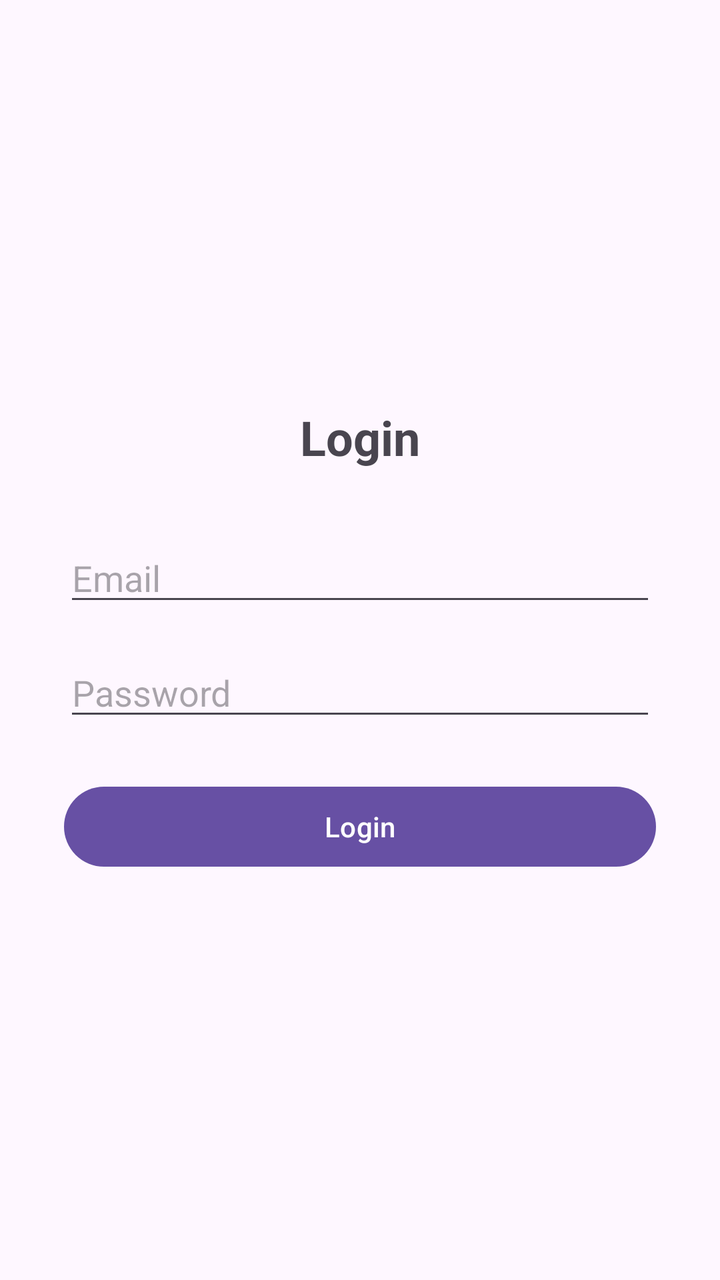
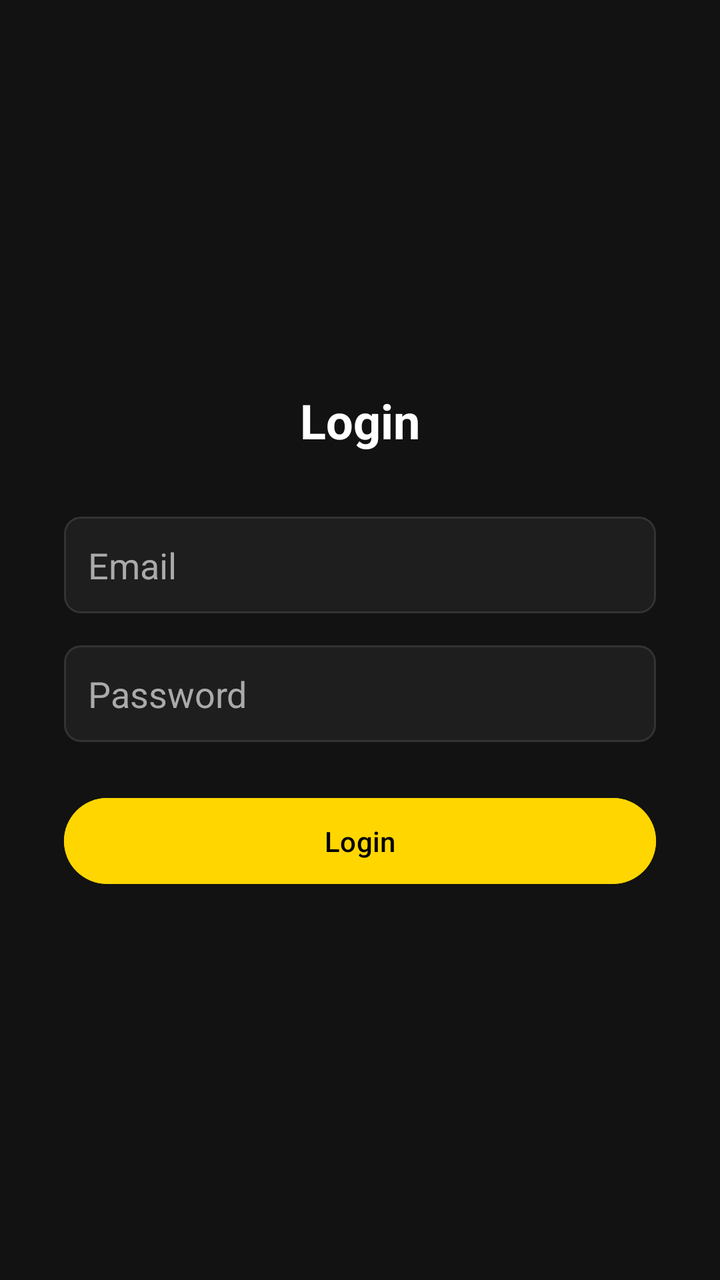

Before-and-after screenshots of an Android layout around one commit, followed by the original layout XML and the change that was made.
<!-- AndroidManifest.xml: application theme Theme.BookBorrow -->
<!-- res/layout/activity_login.xml -->
<?xml version="1.0" encoding="utf-8"?>
<LinearLayout xmlns:android="http://schemas.android.com/apk/res/android"
    android:id="@+id/login_root"
    android:layout_width="match_parent"
    android:layout_height="match_parent"
    android:orientation="vertical"
    android:gravity="center"
    android:padding="32dp">

    <TextView
        android:layout_width="wrap_content"
        android:layout_height="wrap_content"
        android:text="Login"
        android:textSize="24sp"
        android:textStyle="bold"
        android:layout_marginBottom="32dp" />

    <EditText
        android:id="@+id/etEmail"
        android:layout_width="match_parent"
        android:layout_height="wrap_content"
        android:hint="Email"
        android:inputType="textEmailAddress"
        android:layout_marginBottom="16dp" />

    <EditText
        android:id="@+id/etPassword"
        android:layout_width="match_parent"
        android:layout_height="wrap_content"
        android:hint="Password"
        android:inputType="textPassword"
        android:layout_marginBottom="24dp" />

    <Button
        android:id="@+id/btnLogin"
        android:layout_width="match_parent"
        android:layout_height="wrap_content"
        android:text="Login" />

</LinearLayout>
<!-- resources referenced by this layout -->
<resources>
  <style name="Theme.BookBorrow" parent="Base.Theme.BookBorrow" />
  <style name="Base.Theme.BookBorrow" parent="Theme.Material3.DayNight.NoActionBar">
          
          
      </style>
</resources>

<!-- the commit's change to res/layout/activity_login.xml (unified diff, before → after) -->
@@ -5,7 +5,8 @@
     android:layout_height="match_parent"
     android:orientation="vertical"
     android:gravity="center"
-    android:padding="32dp">
+    android:padding="32dp"
+    android:background="#121212">
 
     <TextView
         android:layout_width="wrap_content"
@@ -13,6 +14,7 @@
         android:text="Login"
         android:textSize="24sp"
         android:textStyle="bold"
+        android:textColor="#FFFFFF"
         android:layout_marginBottom="32dp" />
 
     <EditText
@@ -20,21 +22,33 @@
         android:layout_width="match_parent"
         android:layout_height="wrap_content"
         android:hint="Email"
+        android:textColor="#FFFFFF"
         android:inputType="textEmailAddress"
-        android:layout_marginBottom="16dp" />
+        android:background="@drawable/edit_text_dark"
+        android:layout_marginBottom="16dp"
+        android:padding="12dp"
+        android:textColorHint="#AAAAAA" />
 
     <EditText
         android:id="@+id/etPassword"
         android:layout_width="match_parent"
         android:layout_height="wrap_content"
         android:hint="Password"
+        android:textColor="#FFFFFF"
         android:inputType="textPassword"
-        android:layout_marginBottom="24dp" />
+        android:background="@drawable/edit_text_dark"
+        android:layout_marginBottom="24dp"
+        android:padding="12dp"
+        android:textColorHint="#AAAAAA" />
 
     <Button
         android:id="@+id/btnLogin"
         android:layout_width="match_parent"
         android:layout_height="wrap_content"
-        android:text="Login" />
+        android:text="Login"
+        android:textColor="#000000"
+        android:backgroundTint="#FFD600"
+        android:padding="12dp"
+        android:stateListAnimator="@null" />
 
 </LinearLayout>
<!-- resource entries referenced after the edit -->
@@ -1,5 +1,14 @@
 <!-- resources referenced by this layout -->
 <resources>
+  <!-- drawable edit_text_dark (drawable) -->
+  <shape xmlns:android="http://schemas.android.com/apk/res/android"
+      android:shape="rectangle">
+      <solid android:color="#1E1E1E"/>
+      <corners android:radius="8dp"/>
+      <stroke
+          android:width="1dp"
+          android:color="#333333"/>
+  </shape>
   <style name="Theme.BookBorrow" parent="Base.Theme.BookBorrow" />
   <style name="Base.Theme.BookBorrow" parent="Theme.Material3.DayNight.NoActionBar">
           
